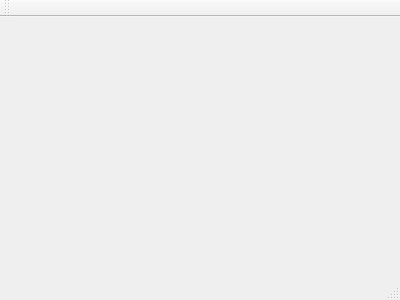
Qt form mainwindow.ui (cadovnikxyan/neuralNetwork) before a commit.
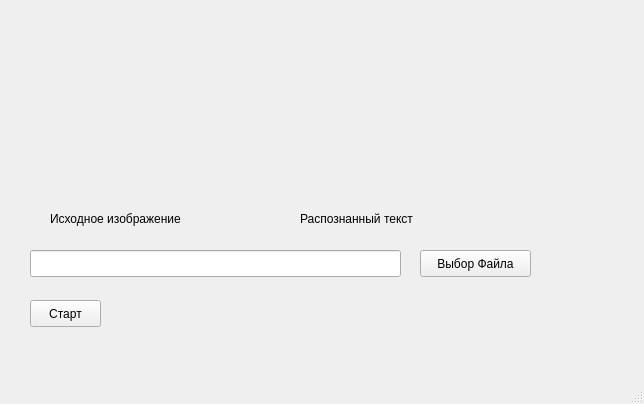
The same form after that commit.

Patch:
```diff
--- a/mainwindow.ui
+++ b/mainwindow.ui
@@ -1,24 +1,120 @@
 <ui version="4.0">
  <class>MainWindow</class>
- <widget class="QMainWindow" name="MainWindow" >
-  <property name="geometry" >
+ <widget class="QMainWindow" name="MainWindow">
+  <property name="geometry">
    <rect>
     <x>0</x>
     <y>0</y>
-    <width>400</width>
-    <height>300</height>
+    <width>644</width>
+    <height>404</height>
    </rect>
   </property>
   <property name="windowTitle" >
    <string>MainWindow</string>
   </property>
-  <widget class="QMenuBar" name="menuBar" />
-  <widget class="QToolBar" name="mainToolBar" />
-  <widget class="QWidget" name="centralWidget" />
-  <widget class="QStatusBar" name="statusBar" />
+  <widget class="QWidget" name="centralWidget">
+   <widget class="QLineEdit" name="filepath">
+    <property name="geometry">
+     <rect>
+      <x>30</x>
+      <y>250</y>
+      <width>371</width>
+      <height>27</height>
+     </rect>
+    </property>
+   </widget>
+   <widget class="QPushButton" name="start">
+    <property name="geometry">
+     <rect>
+      <x>30</x>
+      <y>300</y>
+      <width>71</width>
+      <height>27</height>
+     </rect>
+    </property>
+    <property name="text">
+     <string>Старт</string>
+    </property>
+   </widget>
+   <widget class="QPushButton" name="fileDialog">
+    <property name="geometry">
+     <rect>
+      <x>420</x>
+      <y>250</y>
+      <width>111</width>
+      <height>27</height>
+     </rect>
+    </property>
+    <property name="text">
+     <string>Выбор Файла</string>
+    </property>
+   </widget>
+   <widget class="QLabel" name="InputImage">
+    <property name="geometry">
+     <rect>
+      <x>60</x>
+      <y>20</y>
+      <width>141</width>
+      <height>181</height>
+     </rect>
+    </property>
+    <property name="text">
+     <string/>
+    </property>
+   </widget>
+   <widget class="QLabel" name="RecognizeImage">
+    <property name="geometry">
+     <rect>
+      <x>310</x>
+      <y>20</y>
+      <width>141</width>
+      <height>181</height>
+     </rect>
+    </property>
+    <property name="text">
+     <string/>
+    </property>
+   </widget>
+   <widget class="QLabel" name="label">
+    <property name="geometry">
+     <rect>
+      <x>50</x>
+      <y>210</y>
+      <width>171</width>
+      <height>17</height>
+     </rect>
+    </property>
+    <property name="text">
+     <string>Исходное изображение</string>
+    </property>
+   </widget>
+   <widget class="QLabel" name="label_2">
+    <property name="geometry">
+     <rect>
+      <x>300</x>
+      <y>210</y>
+      <width>171</width>
+      <height>17</height>
+     </rect>
+    </property>
+    <property name="text">
+     <string>Распознанный текст</string>
+    </property>
+   </widget>
+  </widget>
+  <widget class="QMenuBar" name="menuBar">
+   <property name="geometry">
+    <rect>
+     <x>0</x>
+     <y>0</y>
+     <width>644</width>
+     <height>25</height>
+    </rect>
+   </property>
+  </widget>
+  <widget class="QStatusBar" name="statusBar"/>
  </widget>
- <layoutDefault spacing="6" margin="11" />
- <pixmapfunction></pixmapfunction>
+ <layoutdefault spacing="6" margin="11"/>
  <resources/>
  <connections/>
 </ui>
```
Left out of the diff: 3 changed lines with no effect on the pictures.
